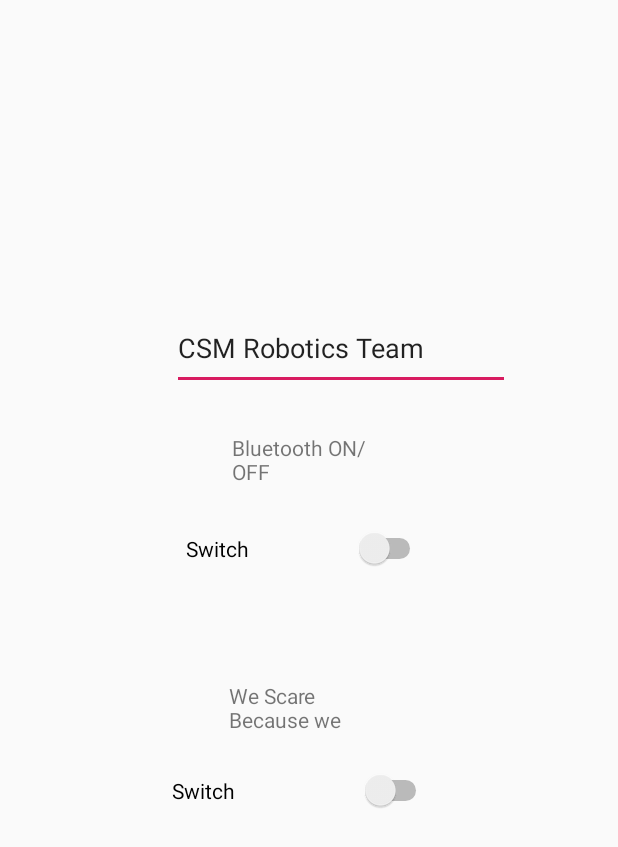
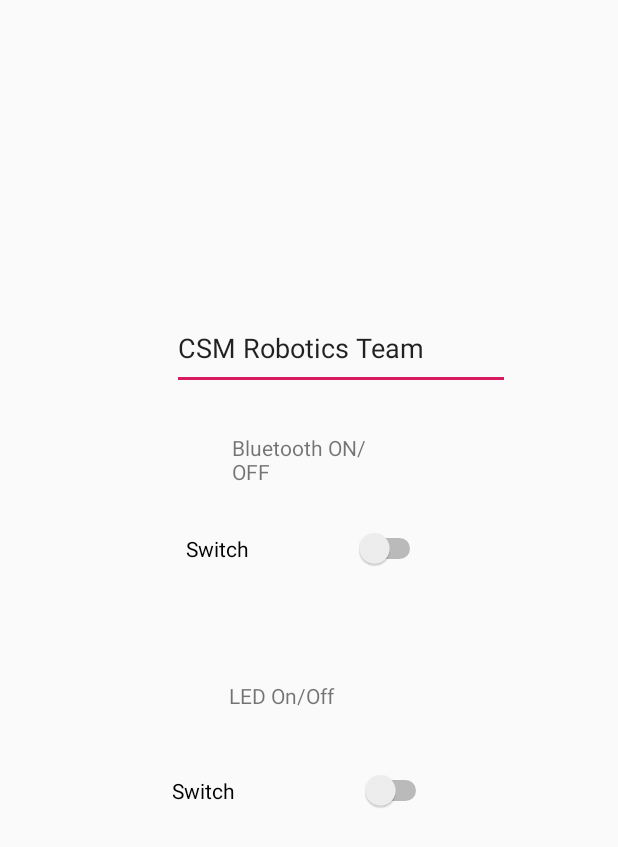
Before and after one commit to RHerrera83/GUI, an Android app: the layout content_main.xml on its own in the app's theme, with its tools: preview values and no code run, on a phone screen of 412 x 824 dp. Shown: the top 847 px of the screen. Run offline under Robolectric (Android 15) with nearby library versions, the phone set to English and light mode, and no system bars.

Commit message:
Changes made in MainActivity

```diff
--- a/app/src/main/res/layout/content_main.xml
+++ b/app/src/main/res/layout/content_main.xml
@@ -49,7 +49,7 @@
         android:layout_height="32dp"
         android:layout_marginEnd="153dp"
         android:layout_marginRight="153dp"
-        android:text="We Scare Because we Care ON/OFF"
+        android:text="LED On/Off"
         app:layout_constraintBottom_toTopOf="@+id/switch4"
         app:layout_constraintEnd_toEndOf="parent" />
 
```
